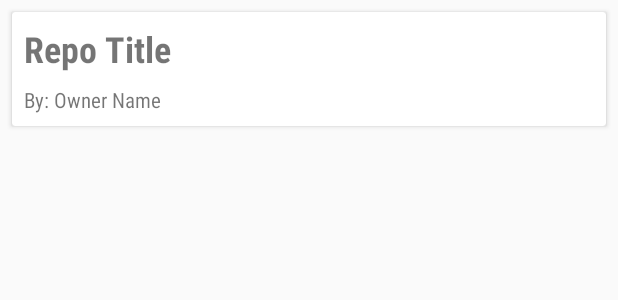
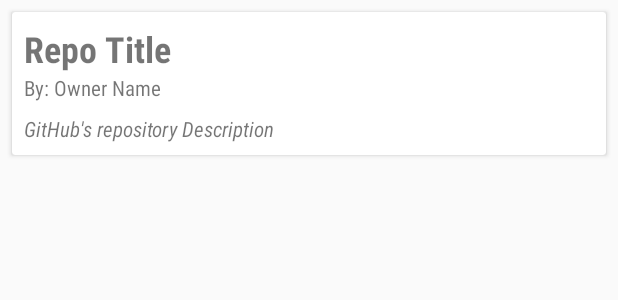
Before and after one commit to marioamgad9/SquareRepos, an Android app: the layout item_repo.xml on its own in the app's theme, with its tools: preview values and no code run, on a phone screen of 412 x 824 dp. Shown: the top 300 px of the screen. Run offline under Robolectric (Android 15) with nearby library versions, the phone set to English and light mode, and no system bars.

Commit message:
Add description to the item

```diff
--- a/app/src/main/java/com/mouris/mario/squarerepos/ui/ReposRVAdapter.java
+++ b/app/src/main/java/com/mouris/mario/squarerepos/ui/ReposRVAdapter.java
@@ -58,17 +58,20 @@ public class ReposRVAdapter extends RecyclerView.Adapter<ReposRVAdapter.RepoView
         CardView cardView;
         TextView repoNameTextView;
         TextView ownerNameTextView;
+        TextView descriptionTextView;
 
         RepoViewHolder(View itemView) {
             super(itemView);
             cardView = itemView.findViewById(R.id.item_cardView);
             repoNameTextView = itemView.findViewById(R.id.item_title);
             ownerNameTextView = itemView.findViewById(R.id.item_owner);
+            descriptionTextView = itemView.findViewById(R.id.item_description);
         }
 
         void bindData(final Repo repo) {
             repoNameTextView.setText(repo.name);
             ownerNameTextView.setText(repo.owner_name);
+            descriptionTextView.setText(repo.description);
             if (repo.fork) {
                 cardView.setCardBackgroundColor(
                         cardView.getContext().getResources().getColor(R.color.lightGreen));
--- a/app/src/main/res/layout/item_repo.xml
+++ b/app/src/main/res/layout/item_repo.xml
@@ -30,11 +30,8 @@
             android:id="@+id/textView2"
             android:layout_width="0dp"
             android:layout_height="wrap_content"
-            android:layout_marginBottom="8dp"
-            android:layout_marginTop="8dp"
             android:fontFamily="sans-serif-condensed"
             android:text="@string/by"
-            app:layout_constraintBottom_toBottomOf="parent"
             app:layout_constraintStart_toStartOf="@+id/item_title"
             app:layout_constraintTop_toBottomOf="@+id/item_title" />
 
@@ -45,10 +42,26 @@
             android:layout_marginEnd="8dp"
             android:layout_marginStart="3dp"
             android:fontFamily="sans-serif-condensed"
-            android:text="TextView"
             app:layout_constraintBaseline_toBaselineOf="@+id/textView2"
             app:layout_constraintEnd_toEndOf="parent"
             app:layout_constraintStart_toEndOf="@+id/textView2"
             tools:text="@string/repo_owner_name" />
+
+        <TextView
+            android:id="@+id/item_description"
+            android:layout_width="0dp"
+            android:layout_height="wrap_content"
+            android:layout_marginBottom="8dp"
+            android:layout_marginEnd="8dp"
+            android:layout_marginStart="8dp"
+            android:layout_marginTop="8dp"
+            android:fontFamily="sans-serif-condensed"
+            android:textSize="14sp"
+            android:textStyle="italic"
+            app:layout_constraintBottom_toBottomOf="parent"
+            app:layout_constraintEnd_toEndOf="parent"
+            app:layout_constraintStart_toStartOf="parent"
+            app:layout_constraintTop_toBottomOf="@+id/item_owner"
+            tools:text="@string/repo_description" />
     </android.support.constraint.ConstraintLayout>
 </android.support.v7.widget.CardView>
--- a/app/src/main/res/values/strings.xml
+++ b/app/src/main/res/values/strings.xml
@@ -4,4 +4,5 @@
     <string name="repo_title">Repo Title</string>
     <string name="by">By:</string>
     <string name="repo_owner_name">Owner Name</string>
+    <string name="repo_description">GitHub\'s repository Description</string>
 </resources>
```
